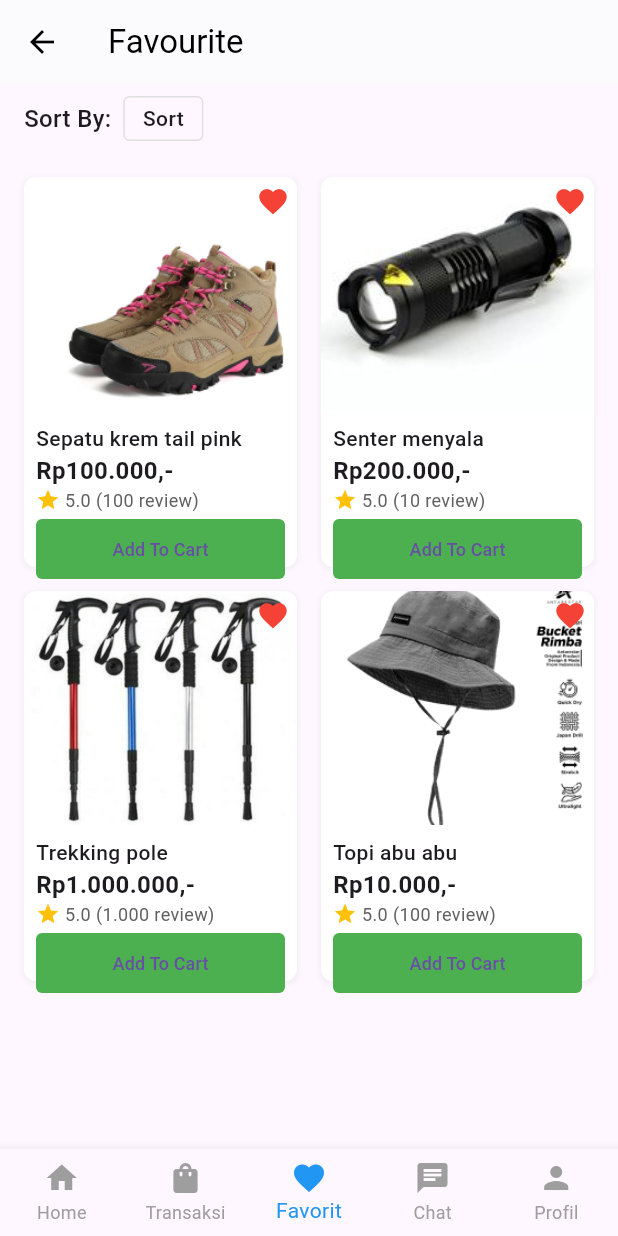
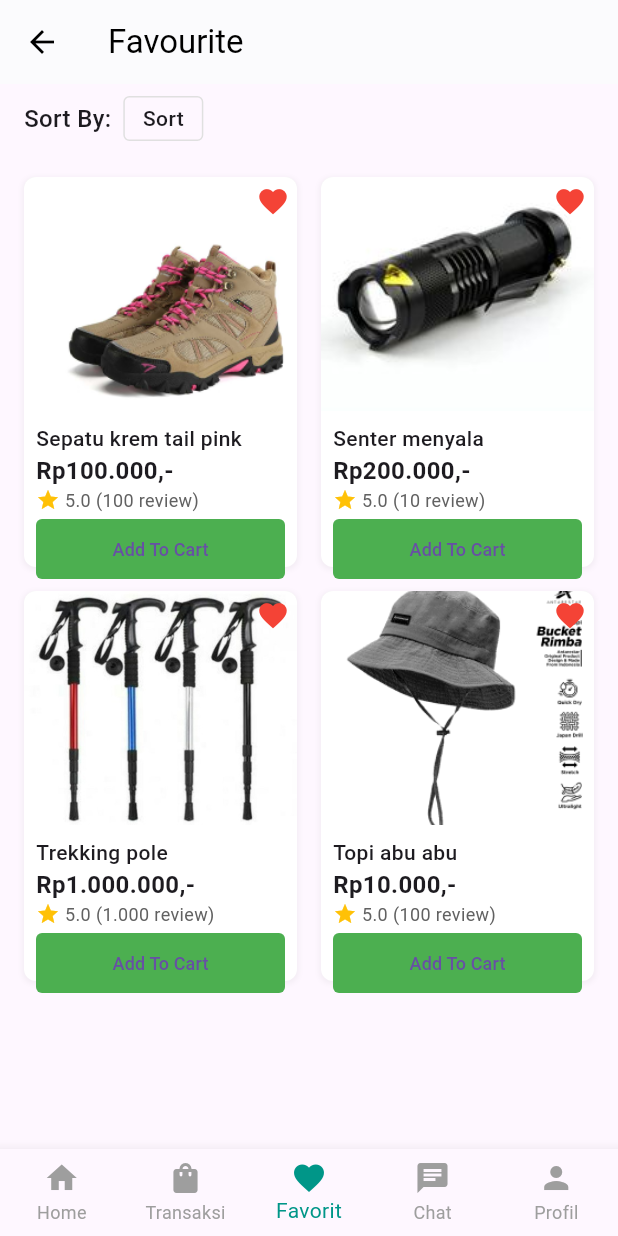
Before and after one commit to beginnener/Kelompok7-PROVIS-TUBES-C223, a Flutter app: the FavoritesPage screen opened directly, on a phone screen of 412 x 824 dp. Run offline on Flutter 3.47's test engine with Material 3 defaults, Android fonts, the phone set to English and light mode, and no system bars; network calls fail.

Commit message:
nyesuaiin navbar

```diff
--- a/lib/pages/favorit.dart
+++ b/lib/pages/favorit.dart
@@ -1,35 +1,16 @@
 import 'package:flutter/material.dart';
-
-void main() {
-  runApp(const MyApp());
-}
-
-class MyApp extends StatelessWidget {
-  const MyApp({Key? key}) : super(key: key);
-
-  @override
-  Widget build(BuildContext context) {
-    return MaterialApp(
-      title: 'Shopping App',
-      theme: ThemeData(
-        primarySwatch: Colors.blue,
-        scaffoldBackgroundColor: Colors.white,
-      ),
-      home: const FavoritesPage(),
-    );
-  }
-}
+import 'package:tubes_kelompok_7/component/bottomNavbar.dart';
+import 'package:tubes_kelompok_7/component/bottomNavbarHelper.dart';
+import 'package:tubes_kelompok_7/pages/home.dart';
 
 class FavoritesPage extends StatefulWidget {
-  const FavoritesPage({Key? key}) : super(key: key);
+  const FavoritesPage({super.key});
 
   @override
   State<FavoritesPage> createState() => _FavoritesPageState();
 }
 
 class _FavoritesPageState extends State<FavoritesPage> {
-  int _selectedIndex = 2; // Set Favorite as selected in bottom navigation
-
   final List<Map<String, dynamic>> _favoriteItems = [
     {
       'name': 'Sepatu krem tail pink',
@@ -61,12 +42,6 @@ class _FavoritesPageState extends State<FavoritesPage> {
     },
   ];
 
-  void _onItemTapped(int index) {
-    setState(() {
-      _selectedIndex = index;
-    });
-  }
-
   void _addToCart(int index) {
     ScaffoldMessenger.of(context).showSnackBar(
       SnackBar(
@@ -84,7 +59,14 @@ class _FavoritesPageState extends State<FavoritesPage> {
         backgroundColor: Colors.white,
         leading: IconButton(
           icon: const Icon(Icons.arrow_back, color: Colors.black),
-          onPressed: () {},
+          onPressed: () {
+            if(Navigator.canPop(context)){
+              Navigator.pop(context);
+            }
+            else{
+              Navigator.pushReplacementNamed(context, '/');
+            }
+          },
         ),
         title: const Text(
           'Favourite',
@@ -140,35 +122,9 @@ class _FavoritesPageState extends State<FavoritesPage> {
           ),
         ],
       ),
-      bottomNavigationBar: BottomNavigationBar(
-        items: const <BottomNavigationBarItem>[
-          BottomNavigationBarItem(
-            icon: Icon(Icons.home),
-            label: 'Home',
-          ),
-          BottomNavigationBarItem(
-            icon: Icon(Icons.shopping_bag),
-            label: 'Transaksi',
-          ),
-          BottomNavigationBarItem(
-            icon: Icon(Icons.favorite),
-            label: 'Favorit',
-          ),
-          BottomNavigationBarItem(
-            icon: Icon(Icons.chat),
-            label: 'Chat',
-          ),
-          BottomNavigationBarItem(
-            icon: Icon(Icons.person),
-            label: 'Profil',
-          ),
-        ],
-        currentIndex: _selectedIndex,
-        selectedItemColor: Colors.blue,
-        unselectedItemColor: Colors.grey,
-        showUnselectedLabels: true,
-        type: BottomNavigationBarType.fixed,
-        onTap: _onItemTapped,
+      bottomNavigationBar: CustomBottomNavBar (
+        currentIndex: 2,
+        onTap: (index) => Bottomnavbarhelper.handleBottomNavTap(context, index, 2)
       ),
     );
   }
```
Also changed, not shown: lib/pages/voucher.dart (+7 -74 lines).
